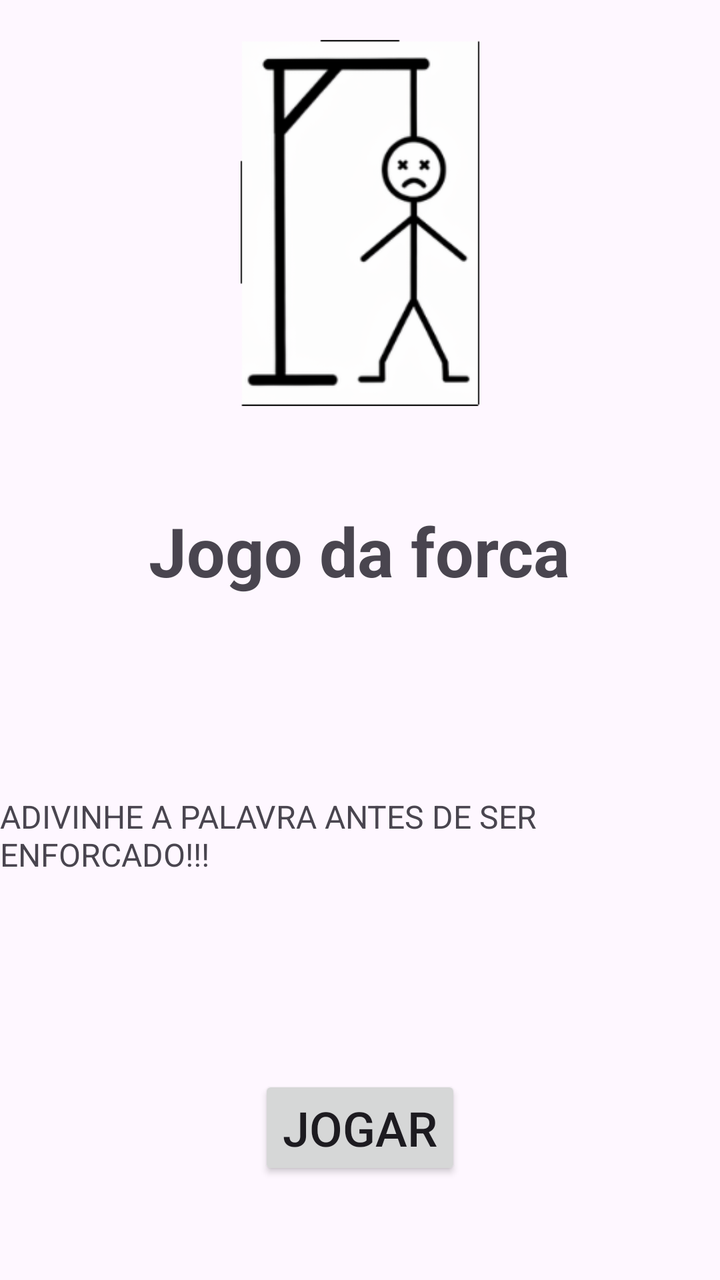
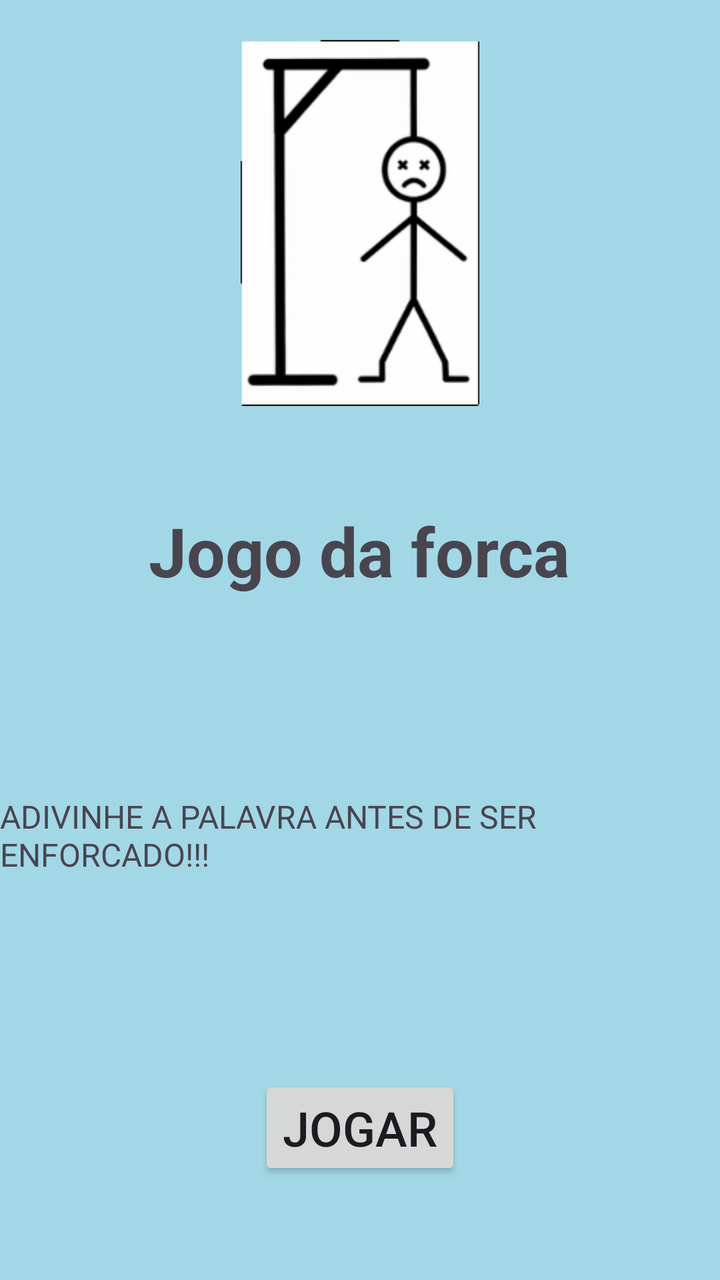

Two renders of the same Android screen: before a commit and after it. Below are the layout's source before the change and the commit's diff.
<!-- AndroidManifest.xml: application theme Theme.Enforcando -->
<!-- res/layout/activity_main.xml -->
<?xml version="1.0" encoding="utf-8"?>
<LinearLayout xmlns:android="http://schemas.android.com/apk/res/android"
    xmlns:app="http://schemas.android.com/apk/res-auto"
    xmlns:tools="http://schemas.android.com/tools"
    android:id="@+id/main"
    android:layout_width="match_parent"
    android:layout_height="match_parent"
    android:orientation="vertical"
    tools:context=".MainActivity">

    <LinearLayout
        android:layout_width="match_parent"
        android:layout_height="wrap_content"
        android:layout_weight="0.25"
        android:gravity="center"
        android:orientation="vertical">

        <ImageView
            android:id="@+id/imageView"
            android:layout_width="match_parent"
            android:layout_height="match_parent"
            android:layout_marginTop="20dp"
            app:srcCompat="@drawable/forca_10_9" />
    </LinearLayout>

    <LinearLayout
        android:layout_width="match_parent"
        android:layout_height="wrap_content"
        android:layout_weight="0.25"
        android:gravity="center"
        android:orientation="vertical">

        <TextView
            android:id="@+id/textView"
            android:layout_width="wrap_content"
            android:layout_height="wrap_content"
            android:text="Jogo da forca"
            android:textSize="34sp"
            android:textStyle="bold" />
    </LinearLayout>

    <LinearLayout
        android:layout_width="match_parent"
        android:layout_height="wrap_content"
        android:layout_weight="0.25"
        android:gravity="center"
        android:orientation="vertical">

        <TextView
            android:id="@+id/textView2"
            android:layout_width="wrap_content"
            android:layout_height="wrap_content"
            android:text="ADIVINHE A PALAVRA ANTES DE SER ENFORCADO!!!"
            android:textSize="16sp" />
    </LinearLayout>

    <LinearLayout
        android:layout_width="match_parent"
        android:layout_height="wrap_content"
        android:layout_weight="0.25"
        android:gravity="center"
        android:orientation="vertical">

        <Button
            android:id="@+id/button"
            android:layout_width="wrap_content"
            android:layout_height="wrap_content"
            android:text="JOGAR"
            android:textSize="24sp" />
    </LinearLayout>
</LinearLayout>
<!-- resources referenced by this layout -->
<resources>
  <!-- drawable forca_10_9: png bitmap (drawable-hdpi, 8804 bytes) -->
  <style name="Theme.Enforcando" parent="Base.Theme.Enforcando" />
  <style name="Base.Theme.Enforcando" parent="Theme.Material3.DayNight.NoActionBar">
          
          
      </style>
</resources>

<!-- the commit's change to res/layout/activity_main.xml (unified diff, before → after) -->
@@ -5,6 +5,7 @@
     android:id="@+id/main"
     android:layout_width="match_parent"
     android:layout_height="match_parent"
+    android:background="#A2D7E6"
     android:orientation="vertical"
     tools:context=".MainActivity">
 
